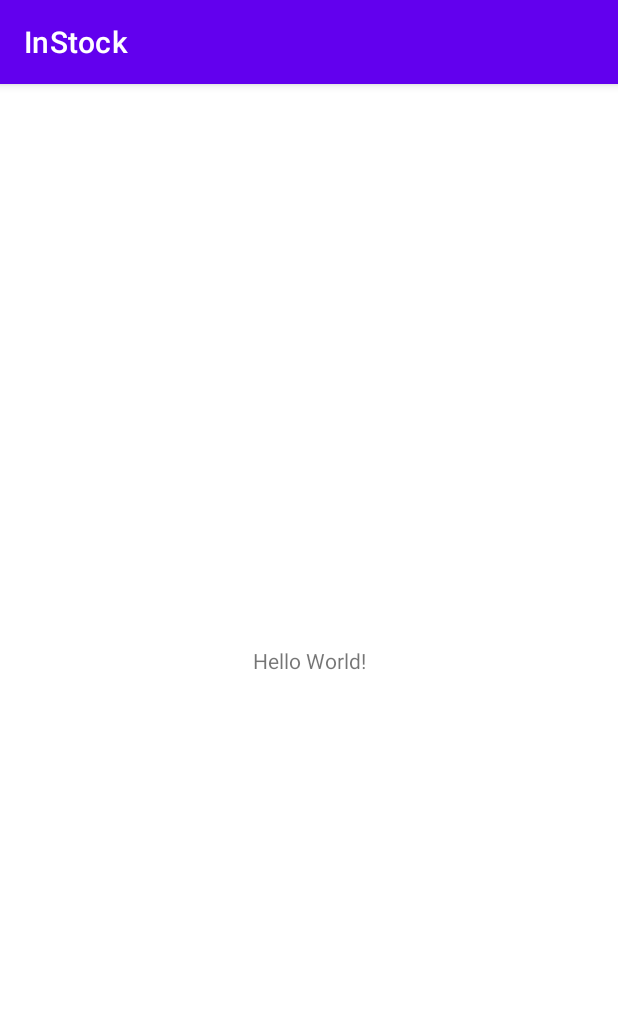
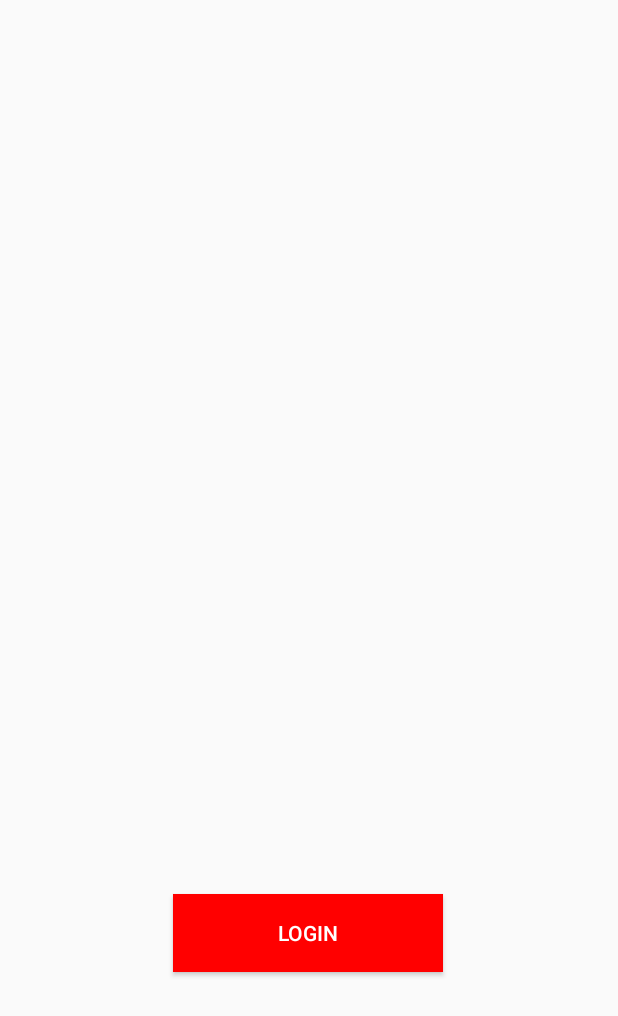
Before and after one commit to Nisarg-Chaudhari/InStock, an Android app: the screen it shows after launch (MainActivity), on a phone screen of 412 x 824 dp. Shown: the top 1016 px of the screen. Run offline under Robolectric (Android 15) with nearby library versions, the phone set to English and light mode, and no system bars.

Commit message:
trial commit

```diff
--- a/app/src/main/res/layout/activity_main.xml
+++ b/app/src/main/res/layout/activity_main.xml
@@ -6,13 +6,19 @@
     android:layout_height="match_parent"
     tools:context=".MainActivity">
 
-    <TextView
-        android:layout_width="wrap_content"
-        android:layout_height="wrap_content"
-        android:text="Hello World!"
-        app:layout_constraintBottom_toBottomOf="parent"
-        app:layout_constraintLeft_toLeftOf="parent"
-        app:layout_constraintRight_toRightOf="parent"
+
+    <Button
+        android:id="@+id/button"
+        android:layout_width="180dp"
+        android:layout_height="52dp"
+        android:layout_marginTop="596dp"
+        android:background="@color/red"
+        android:text="LOGIN"
+        android:textColor="@color/white"
+        app:layout_constraintEnd_toEndOf="parent"
+        app:layout_constraintHorizontal_bias="0.497"
+        app:layout_constraintStart_toStartOf="parent"
         app:layout_constraintTop_toTopOf="parent" />
 
+
 </androidx.constraintlayout.widget.ConstraintLayout>
--- a/app/src/main/res/values/colors.xml
+++ b/app/src/main/res/values/colors.xml
@@ -7,4 +7,5 @@
     <color name="teal_700">#FF018786</color>
     <color name="black">#FF000000</color>
     <color name="white">#FFFFFFFF</color>
+    <color name="red">#FFFF0000</color>
 </resources>
--- a/app/src/main/res/values/themes.xml
+++ b/app/src/main/res/values/themes.xml
@@ -1,6 +1,6 @@
 <resources xmlns:tools="http://schemas.android.com/tools">
     <!-- Base application theme. -->
-    <style name="Theme.InStock" parent="Theme.MaterialComponents.DayNight.DarkActionBar">
+    <style name="Theme.InStock" parent="Theme.AppCompat.DayNight.NoActionBar">
         <!-- Primary brand color. -->
         <item name="colorPrimary">@color/purple_500</item>
         <item name="colorPrimaryVariant">@color/purple_700</item>
```
